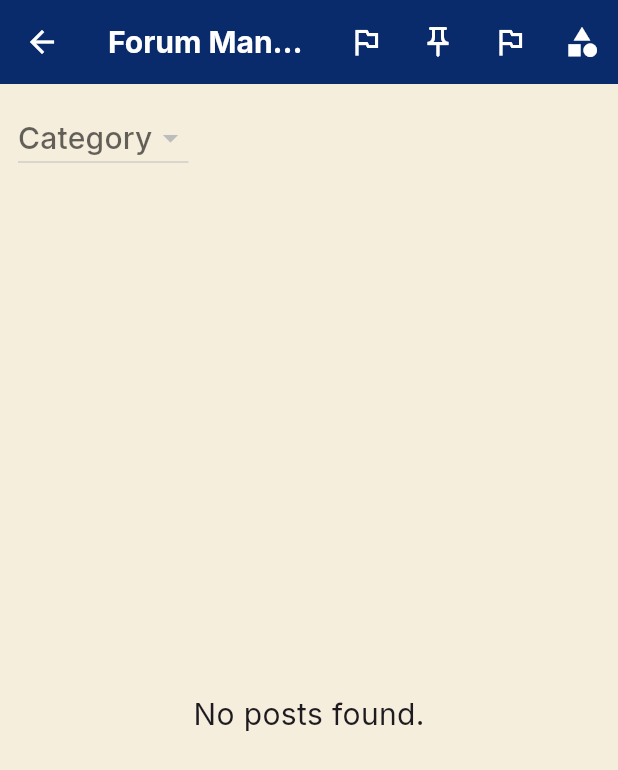
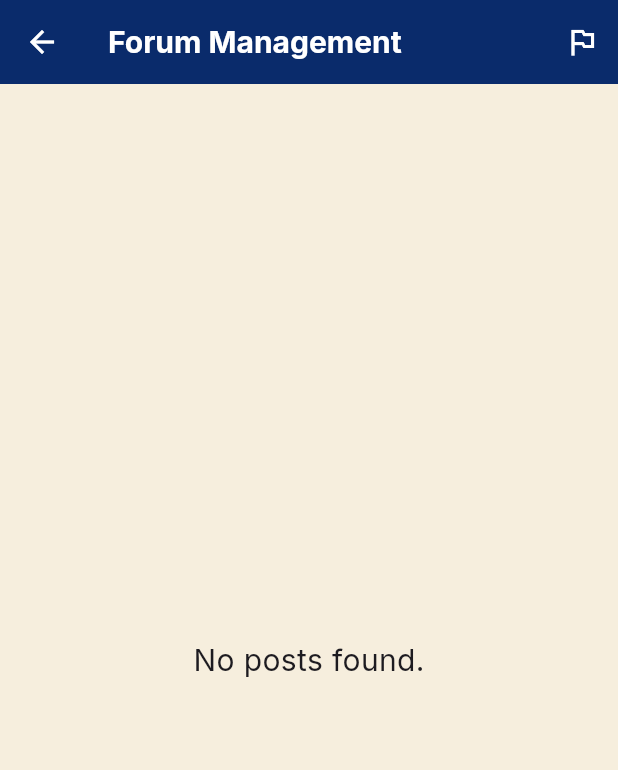
Before and after one commit to nicole-njeri/StrathUconnect, a Flutter app: the ForumModerationScreen screen opened directly, on a phone screen of 412 x 824 dp. Shown: the top 770 px of the screen. Run offline on Flutter 3.47's test engine with Material 3 defaults, Android fonts, the phone set to English and light mode, and no system bars; our stand-ins replace cloud_firestore, firebase_auth, firebase_core, firebase_storage, flutter_map, google_fonts and 3 more; accounts and stored records are empty; network calls fail.

Commit message:
forum update

```diff
--- a/lib/screens/admin/forum_moderation_screen.dart
+++ b/lib/screens/admin/forum_moderation_screen.dart
@@ -39,33 +39,15 @@ class _ForumModerationScreenState extends State<ForumModerationScreen> {
         iconTheme: const IconThemeData(color: Colors.white),
         actions: [
           IconButton(
-            icon: Icon(_showFlagged ? Icons.flag : Icons.outlined_flag, color: Colors.white),
-            tooltip: _showFlagged ? 'Show All' : 'Show Flagged',
-            onPressed: () => setState(() => _showFlagged = !_showFlagged),
-          ),
-          IconButton(
-            icon: Icon(_showPinned ? Icons.push_pin : Icons.push_pin_outlined, color: Colors.white),
-            tooltip: _showPinned ? 'Show All' : 'Show Pinned',
-            onPressed: () => setState(() => _showPinned = !_showPinned),
-          ),
-          IconButton(
             icon: Icon(_showReports ? Icons.flag : Icons.outlined_flag),
             tooltip: _showReports ? 'Show Posts' : 'Show Reports',
             onPressed: () => setState(() => _showReports = !_showReports),
-          ),
-          IconButton(
-            icon: const Icon(Icons.category, color: Colors.white),
-            tooltip: 'Manage Categories',
-            onPressed: _showCategoryManager,
           ),
         ],
       ),
       body: Column(
         children: [
-          Padding(
-            padding: const EdgeInsets.all(12.0),
-            child: Row(children: [_buildCategoryDropdown()]),
-          ),
+          // Removed category dropdown
           Expanded(
             child: _showReports
                 ? StreamBuilder<QuerySnapshot>(
@@ -191,23 +173,8 @@ class _ForumModerationScreenState extends State<ForumModerationScreen> {
                         );
                       }
                       final docs = snapshot.data?.docs ?? [];
-                      var posts = docs.where((doc) {
-                        final data = doc.data() as Map<String, dynamic>;
-                        final category = (data['category'] ?? '').toString();
-                        final matchesCategory =
-                            _selectedCategory == null ||
-                            _selectedCategory == '' ||
-                            category == _selectedCategory;
-                        final matchesFlagged =
-                            !_showFlagged ||
-                            (data['isFlagged'] == true ||
-                                (data['flagCount'] ?? 0) > 0);
-                        final matchesPinned =
-                            !_showPinned || (data['isPinned'] == true);
-                        return matchesCategory &&
-                            matchesFlagged &&
-                            matchesPinned;
-                      }).toList();
+                      // Remove category filter logic
+                      var posts = docs.toList();
                       if (posts.isEmpty) {
                         return const Center(child: Text('No posts found.'));
                       }
@@ -230,34 +197,7 @@ class _ForumModerationScreenState extends State<ForumModerationScreen> {
     );
   }
 
-  Widget _buildCategoryDropdown() {
-    return StreamBuilder<QuerySnapshot>(
-      stream: FirebaseFirestore.instance
-          .collection('forumCategories')
-          .snapshots(),
-      builder: (context, snapshot) {
-        final categories = <String>[];
-        if (snapshot.hasData) {
-          categories.addAll(
-            snapshot.data!.docs.map((d) => d['name'] as String),
-          );
-        }
-        return DropdownButton<String>(
-          value: categories.contains(_selectedCategory) ? _selectedCategory : null,
-          hint: const Text('Category'),
-          items: categories
-              .map(
-                (cat) => DropdownMenuItem(
-                  value: cat,
-                  child: Text(cat),
-                ),
-              )
-              .toList(),
-          onChanged: (val) => setState(() => _selectedCategory = val),
-        );
-      },
-    );
-  }
+  // Removed _buildCategoryDropdown
 
   Widget _buildPostCard(String postId, Map<String, dynamic> data) {
     return Card(
@@ -273,10 +213,7 @@ class _ForumModerationScreenState extends State<ForumModerationScreen> {
             children: [
               Row(
                 children: [
-                  if (data['isPinned'] == true)
-                    const Icon(Icons.push_pin, color: Colors.orange, size: 18),
-                  if (data['isFlagged'] == true || (data['flagCount'] ?? 0) > 0)
-                    const Icon(Icons.flag, color: Colors.red, size: 18),
+                  // Removed pinned and flagged icons
                   Expanded(
                     child: Column(
                       crossAxisAlignment: CrossAxisAlignment.start,
@@ -382,10 +319,7 @@ class _ForumModerationScreenState extends State<ForumModerationScreen> {
                   const SizedBox(width: 12),
                   Text('Downvotes: ${data['downvotes'] ?? 0}'),
                   const Spacer(),
-                  Text(
-                    data['category'] ?? '',
-                    style: const TextStyle(color: Colors.grey),
-                  ),
+                  // Removed category display
                 ],
               ),
               const SizedBox(height: 8),
@@ -587,7 +521,12 @@ class _ForumModerationScreenState extends State<ForumModerationScreen> {
           value: selected,
           hint: const Text('Category'),
           items: categories
-              .map((cat) => DropdownMenuItem(value: cat, child: Text(cat)))
+              .map(
+                (cat) => DropdownMenuItem(
+                  value: cat,
+                  child: Text(cat),
+                ),
+              )
               .toList(),
           onChanged: onChanged,
         );
--- a/lib/screens/admin_panel_screen.dart
+++ b/lib/screens/admin_panel_screen.dart
@@ -236,7 +236,7 @@ class _AdminPanelScreenState extends State<AdminPanelScreen> {
           ),
         ],
       ),
-      drawer: _buildDrawer(),
+      // Removed drawer
       body: pages[_selectedPageIndex],
     );
   }
```
